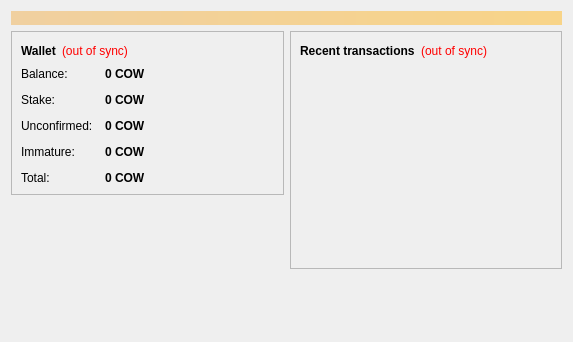
Old version of the form src/qt/forms/overviewpage.ui in the repository CashCow-Project/cashcow.
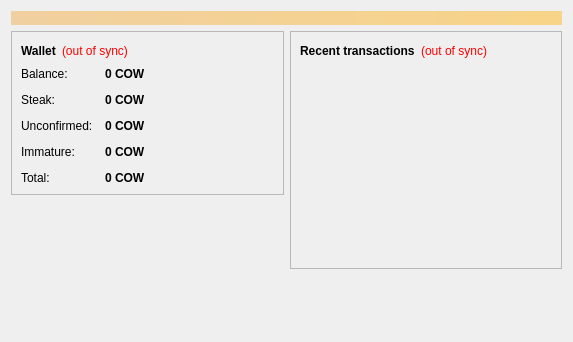
New version of the form. Icons and pictures are not drawn.

Commit message:
reword stake terms for cash cow theme
- stake/staking & mint/minting = milk/milking when referring to the
verb, as in “milking blocks to secure the network”

- stake = steak when referring to the noun, as in “coins being milked”

What changed in the file:
```diff
--- a/src/qt/forms/overviewpage.ui
+++ b/src/qt/forms/overviewpage.ui
@@ -132,7 +132,7 @@
             <item row="1" column="0">
              <widget class="QLabel" name="labelStakeText">
               <property name="text">
-               <string>Stake:</string>
+               <string>Steak:</string>
               </property>
              </widget>
             </item>
```
Left out of the diff: 2 changed lines with no effect on the pictures. The commit also changes 8 other files.
